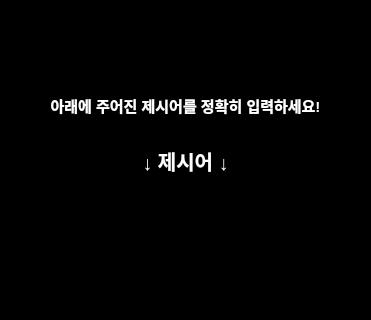
The window that mainwindow.ui (kimch0612/OOP1_Project) describes before a commit, drawn with Qt 5; both pictures show x 0 to 371 and y 235 to 555 of the 371 by 639 pixel window.
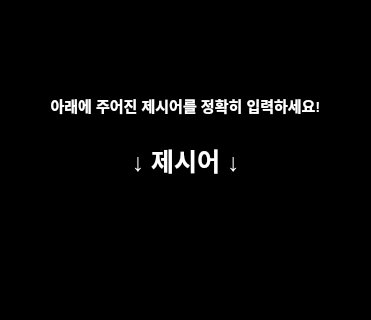
The same window after the commit.

Commit message: text 사이즈 변경

Diff of the .ui file:
```diff
--- a/mainwindow.ui
+++ b/mainwindow.ui
@@ -546,7 +546,7 @@
     </property>
     <property name="font">
      <font>
-      <pointsize>15</pointsize>
+      <pointsize>19</pointsize>
       <bold>true</bold>
      </font>
     </property>
@@ -571,7 +571,7 @@
     </property>
     <property name="font">
      <font>
-      <pointsize>20</pointsize>
+      <pointsize>25</pointsize>
       <bold>true</bold>
      </font>
     </property>
```
